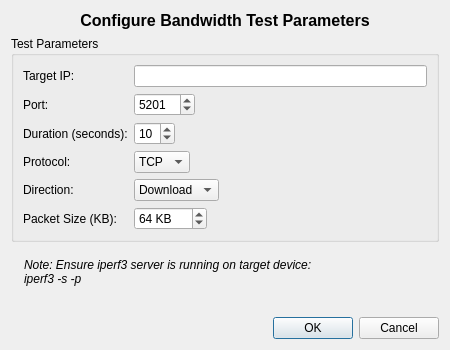
paolosereno/LanScan, file src/views/bandwidthtestdialog.ui: the form before one commit.
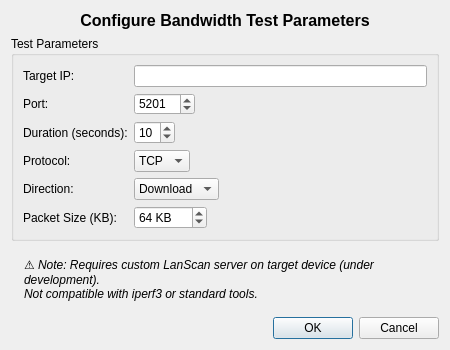
The form after the commit.

Commit message: docs: Update bandwidth test documentation for custom server requirement

Patch:
```diff
--- a/src/views/bandwidthtestdialog.ui
+++ b/src/views/bandwidthtestdialog.ui
@@ -176,8 +176,8 @@
    <item>
     <widget class="QLabel" name="infoLabel">
      <property name="text">
-      <string>Note: Ensure iperf3 server is running on target device:
-iperf3 -s -p &lt;port&gt;</string>
+      <string>⚠️ Note: Requires custom LanScan server on target device (under development).
+Not compatible with iperf3 or standard tools.</string>
      </property>
      <property name="wordWrap">
       <bool>true</bool>
```
The commit also changes 1 other file.
